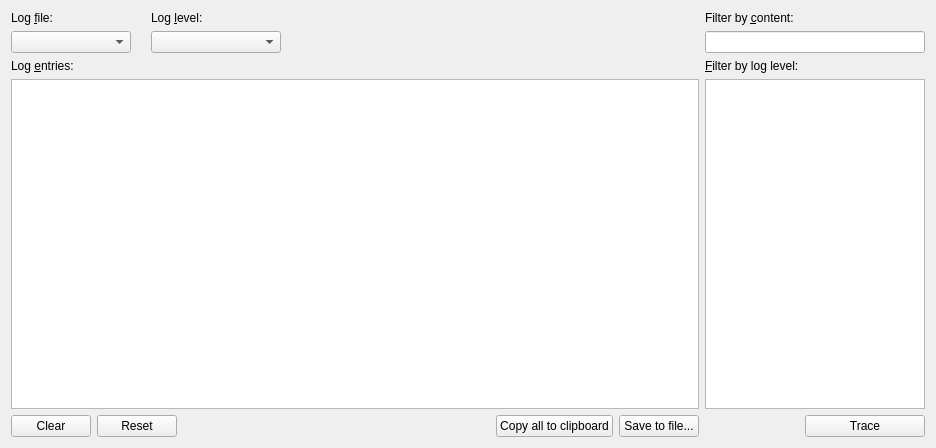
Before: the Qt Designer form src/widgets/LogViewerWidget.ui in d1vanov/quentier, drawn with Qt 5.
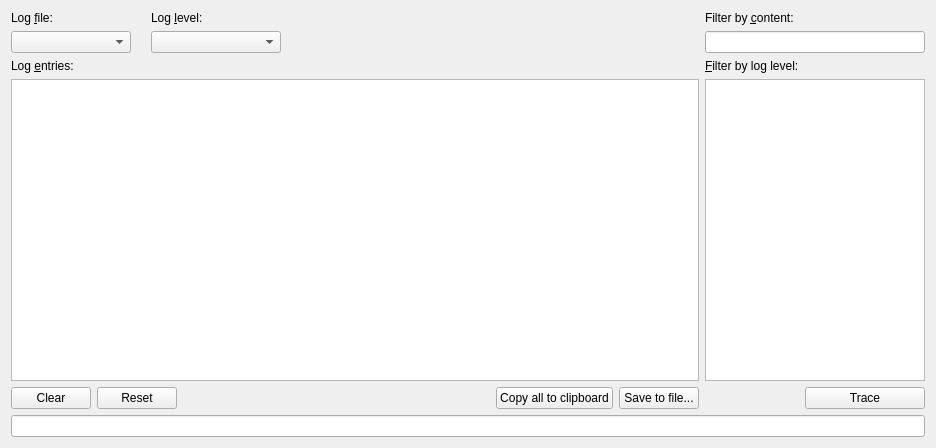
After: the same form once the commit is applied.

Commit message: Issue #15: add status bar to LogViewerWidget for error reporting

What changed in the file:
```diff
--- a/src/widgets/LogViewerWidget.ui
+++ b/src/widgets/LogViewerWidget.ui
@@ -247,6 +247,13 @@
      </item>
     </layout>
    </item>
+   <item row="3" column="0" colspan="2">
+    <widget class="QLineEdit" name="statusBarLineEdit">
+     <property name="readOnly">
+      <bool>true</bool>
+     </property>
+    </widget>
+   </item>
   </layout>
  </widget>
  <resources/>
```
The commit also changes 2 other files.
